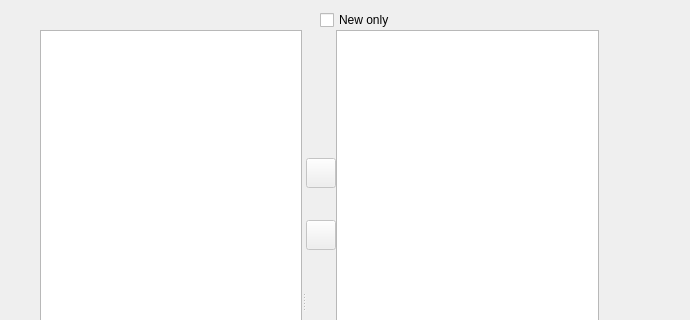
Qt form knode/groupselection/group_subscription_dialog.ui (otrichet/kdepim) before a commit; both pictures show x 0 to 690 and y 0 to 320 of the 690 by 714 pixel window.
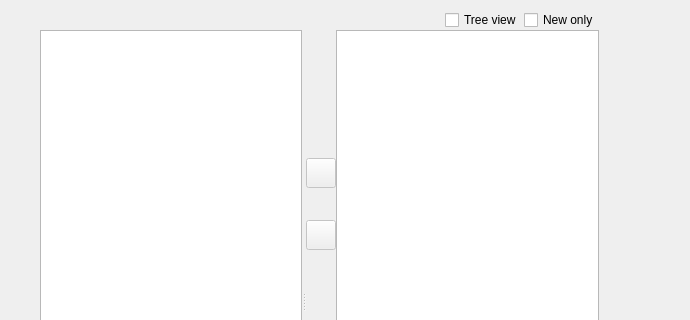
The same form after that commit. Custom widgets are drawn as their Qt base class.

Commit message: Implement the tree view of selectable groups

Diff of the .ui file:
```diff
--- a/knode/groupselection/group_subscription_dialog.ui
+++ b/knode/groupselection/group_subscription_dialog.ui
@@ -29,9 +29,9 @@
     </property>
     <item>
      <widget class="QWidget" name="mFilterContainer" native="true">
-      <layout class="QHBoxLayout" name="_3">
+      <layout class="QHBoxLayout" name="_3" stretch="1,0,0">
        <property name="spacing">
-        <number>0</number>
+        <number>2</number>
        </property>
        <property name="margin">
         <number>0</number>
@@ -39,6 +39,13 @@
        <item>
         <widget class="KFilterProxySearchLine" name="mSearchLine"/>
        </item>
+       <item>
+        <widget class="QCheckBox" name="mTreeviewCheckbox">
+         <property name="text">
+          <string comment="@option:check Display the list of newsgroups as a tree when enabled">Tree view</string>
+         </property>
+        </widget>
+       </item>
        <item>
         <widget class="QCheckBox" name="mNewOnlyCheckbox">
          <property name="text">
```
The commit also changes 5 other files.
